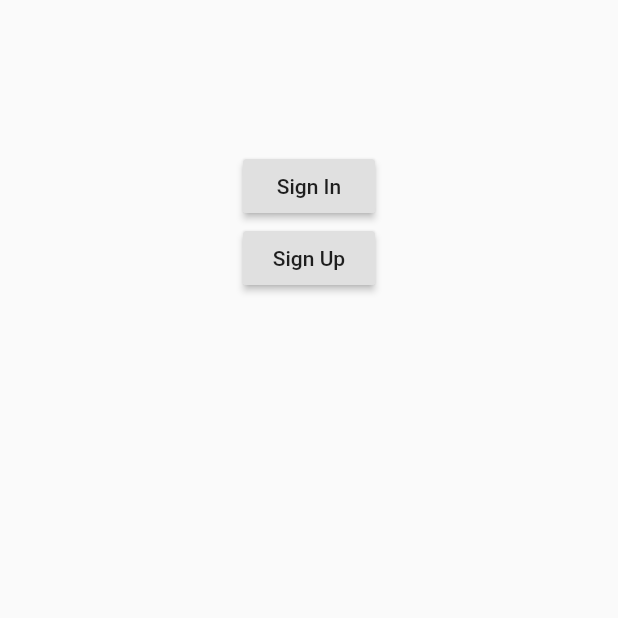
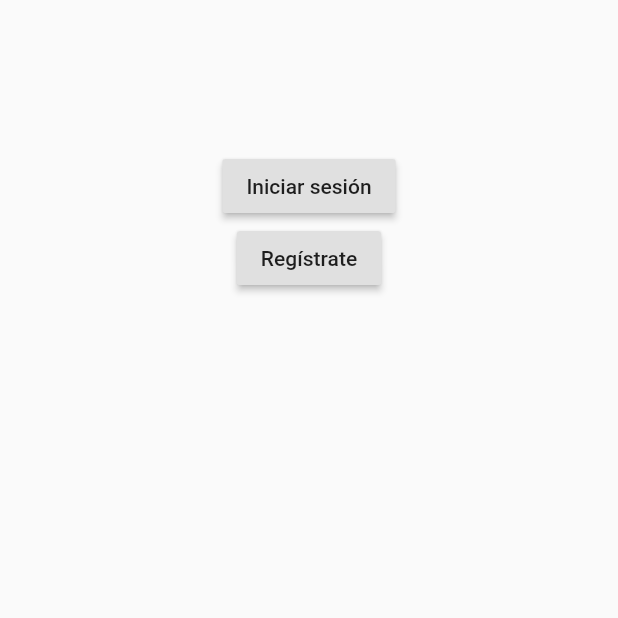
Before and after one commit to LindaSugeidy/covid-project-app, a Flutter app: the screen it shows after launch, on a phone screen of 412 x 824 dp, the top half of it. Run offline on Flutter 3.47's test engine with Material 2 defaults, Android fonts, the phone set to English and light mode, and no system bars; our stand-ins replace bloc, equatable, firebase_auth, flutter_bloc, rxdart; accounts and stored records are empty.

```diff
--- /dev/null
+++ b/lang/es.json
@@ -0,0 +1,18 @@
+{
+  "wellcome_button_sign_in": "Iniciar sesión",
+  "wellcome_button_sign_up": "Regístrate",
+  "sign_in_placeholder_email": "Email",
+  "sign_in_label_error_email": "El formato no es correcto.",
+  "sign_in_placeholder_password": "Password",
+  "sign_in_label_error_password": "El formato no es correcto.",
+  "sign_in_button_sign_in": "Iniciar sesión",
+  "sign_in_snackbar_loading": "Inciando sesión...",
+  "sign_in_snackbar_failure": "Error al iniciar sesión.",
+  "sign_up_placeholder_email": "Email",
+  "sign_up_label_error_email": "El formato no es correcto.",
+  "sign_up_placeholder_password": "Password",
+  "sign_up_label_error_password": "El formato no es correcto.",
+  "sign_up_button_sign_up": "Regístrate",
+  "sign_up_snackbar_loading": "Regístrando...",
+  "sign_up_snackbar_failure": "Error al regístrarse."
+}
--- a/lib/src/app.dart
+++ b/lib/src/app.dart
@@ -1,10 +1,12 @@
 import 'package:covidapp/src/blocs/authentication/authentication_base.dart';
+import 'package:covidapp/src/core/custom_localization.dart';
 import 'package:covidapp/src/resources/authentication/authentication_repository.dart';
 import 'package:covidapp/src/ui/screens/home/home_screen.dart';
 import 'package:covidapp/src/ui/screens/splash/splash_screen.dart';
 import 'package:covidapp/src/ui/screens/wellcome/wellcome_screen.dart';
 import 'package:flutter/material.dart';
 import 'package:flutter_bloc/flutter_bloc.dart';
+import 'package:flutter_localizations/flutter_localizations.dart';
 
 class App extends StatelessWidget {
   final AuthenticationRepository _authenticationRepository;
@@ -23,6 +25,21 @@ class App extends StatelessWidget {
         accentColor: Colors.blueAccent,
         indicatorColor: Colors.blueGrey
       ),
+      supportedLocales: [Locale('es', 'MX')],
+      localizationsDelegates: [
+        CustomLocalization.delegate,
+        GlobalMaterialLocalizations.delegate,
+        GlobalWidgetsLocalizations.delegate
+      ],
+      localeResolutionCallback: (locale, supportedLocales) {
+        for (var supportedLocale in supportedLocales) {
+          if (supportedLocale.languageCode == locale.languageCode &&
+              supportedLocale.countryCode == locale.countryCode) {
+            return supportedLocale;
+          }
+        }
+        return supportedLocales.first;
+      },
       home: BlocBuilder<AuthenticationBloc, AuthenticationState>(
         builder: (context, state) {
           if(state is AuthenticationInitial) {
--- /dev/null
+++ b/lib/src/core/custom_localization.dart
@@ -0,0 +1,40 @@
+import 'package:covidapp/src/resources/localization/localization_repository.dart';
+import 'package:covidapp/src/resources/localization/localization_repository_impl.dart';
+import 'package:flutter/material.dart';
+
+class CustomLocalization {
+  final LocalizationRepository localizationRepository;
+
+  CustomLocalization(Locale locale)
+      : localizationRepository = LocalizationRepositoryImpl(locale: locale);
+
+  Future<bool> load() => localizationRepository.load();
+
+  String translate(String key) => localizationRepository.translate(key);
+
+  static const LocalizationsDelegate<CustomLocalization> delegate =
+  _CustomLocalizationDelegate();
+
+  static CustomLocalization of(BuildContext context) {
+    return Localizations.of<CustomLocalization>(context, CustomLocalization);
+  }
+}
+
+class _CustomLocalizationDelegate extends LocalizationsDelegate<CustomLocalization>{
+  const _CustomLocalizationDelegate();
+
+  @override
+  bool isSupported(Locale locale) {
+    return ['es'].contains(locale.languageCode);
+  }
+
+  @override
+  Future<CustomLocalization> load(Locale locale) async {
+    CustomLocalization customLocalization = CustomLocalization(locale);
+    await customLocalization.load();
+    return customLocalization;
+  }
+
+  @override
+  bool shouldReload(LocalizationsDelegate<CustomLocalization> old) => false;
+}
--- /dev/null
+++ b/lib/src/resources/localization/localization_repository.dart
@@ -0,0 +1,5 @@
+abstract class LocalizationRepository {
+  Future<bool> load();
+
+  String translate(String key);
+}
--- /dev/null
+++ b/lib/src/resources/localization/localization_repository_impl.dart
@@ -0,0 +1,33 @@
+import 'dart:async';
+import 'dart:convert';
+import 'package:flutter/material.dart';
+import 'package:flutter/services.dart';
+import 'localization_repository.dart';
+
+class LocalizationRepositoryImpl implements LocalizationRepository {
+  final Locale _locale;
+
+  LocalizationRepositoryImpl({@required Locale locale})
+    : _locale = locale;
+
+  Map<String, String> _localizedStrings;
+
+  /// Gets file with language code and loads it in a map[_localizedStrings]
+  Future<bool> load() async {
+    String jsonString =
+    await rootBundle.loadString('lang/${_locale.languageCode}.json');
+
+    Map<String, dynamic> jsonMap = json.decode(jsonString);
+
+    _localizedStrings = jsonMap.map((key, value) {
+      return MapEntry(key, value.toString());
+    });
+
+    return true;
+  }
+
+  /// Gets translate by key[key]
+  String translate(String key) {
+    return _localizedStrings[key];
+  }
+}
--- a/lib/src/ui/screens/wellcome/wellcome_screen.dart
+++ b/lib/src/ui/screens/wellcome/wellcome_screen.dart
@@ -1,3 +1,4 @@
+import 'package:covidapp/src/core/custom_localization.dart';
 import 'package:covidapp/src/resources/authentication/authentication_repository.dart';
 import 'package:covidapp/src/ui/screens/sign_in/sign_in_screen.dart';
 import 'package:covidapp/src/ui/screens/sign_up/sign_up_screen.dart';
@@ -20,7 +21,7 @@ class WellcomeScreen extends StatelessWidget {
           child: Column(
             children: <Widget>[
               RaisedButton(
-                child: Text('Sign In'),
+                child: Text(CustomLocalization.of(context).translate('wellcome_button_sign_in')),
                 onPressed: () {
                   Navigator.of(context).push(MaterialPageRoute(
                     builder: (context) {
@@ -29,7 +30,7 @@ class WellcomeScreen extends StatelessWidget {
                 },
               ),
               RaisedButton(
-                child: Text('Sign Up'),
+                child: Text(CustomLocalization.of(context).translate('wellcome_button_sign_up')),
                 onPressed: () {
                   Navigator.of(context).push(MaterialPageRoute(
                     builder: (context) {
--- a/pubspec.yaml
+++ b/pubspec.yaml
@@ -18,6 +18,9 @@ environment:
 
 dependencies:
   flutter:
+    sdk: flutter
+
+  flutter_localizations:
     sdk: flutter
 
   bloc: ^2.0.0
@@ -53,7 +56,8 @@ flutter:
   uses-material-design: true
 
   # To add assets to your application, add an assets section, like this:
-  # assets:
+  assets:
+    - lang/es.json
   #  - images/a_dot_burr.jpeg
   #  - images/a_dot_ham.jpeg
 
```
Also changed, not shown: lib/src/ui/screens/sign_in/widgets/sign_in_form_widget.dart (+12 -7 lines), lib/src/ui/screens/sign_up/widgets/sign_up_form_widget.dart (+12 -7 lines), pubspec.lock.
